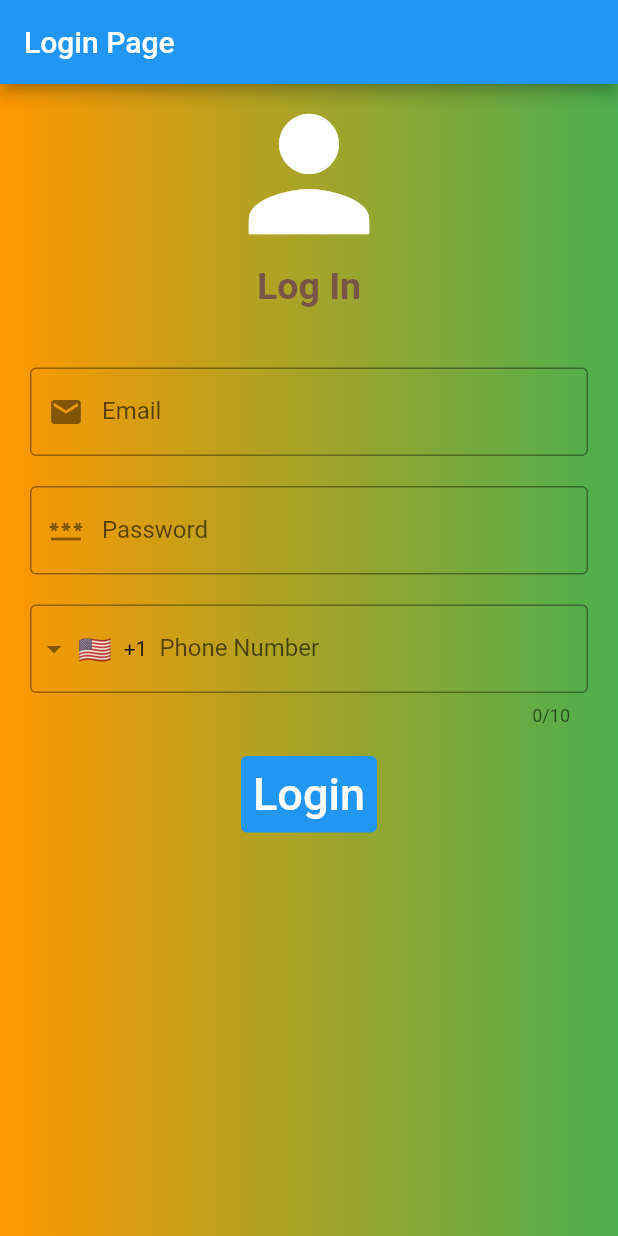
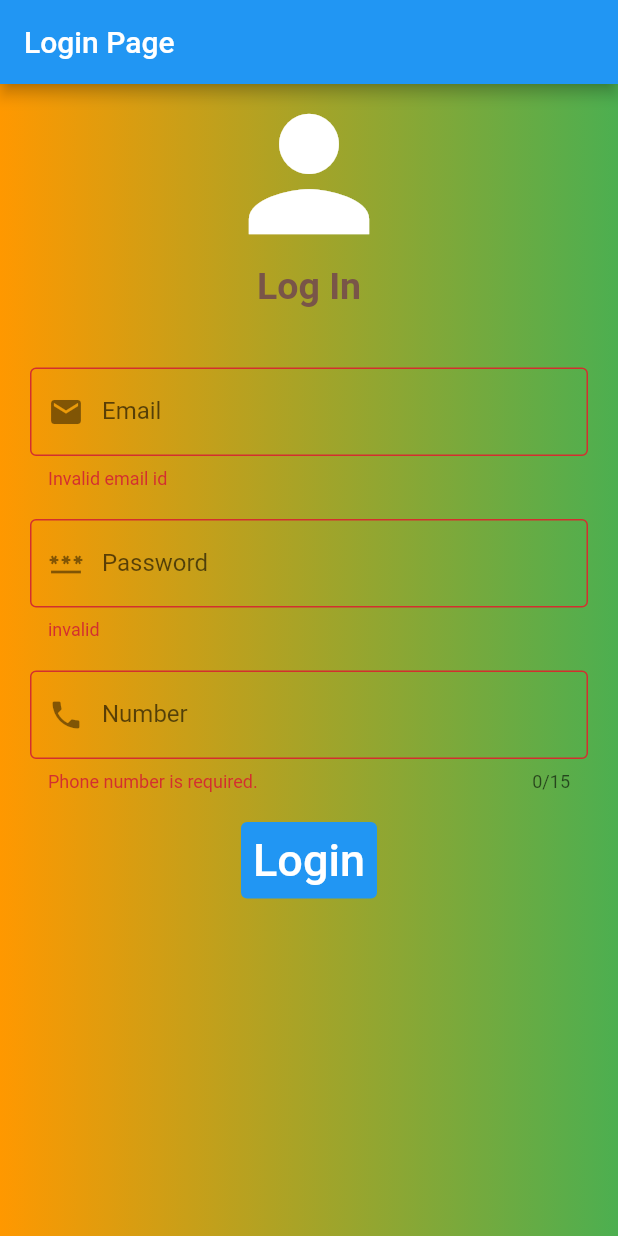
Before and after one commit to Abhay7879/Training-Project, a Flutter app: the screen it shows after launch, after a tap on "Login", on a phone screen of 412 x 824 dp. Run offline on Flutter 3.47's test engine with Material 2 defaults, Android fonts, the phone set to English and light mode, and no system bars; drawn by our look-alikes of intl_phone_field.

Commit message:
2nd time

```diff
--- a/lib/main.dart
+++ b/lib/main.dart
@@ -1,6 +1,5 @@
 import 'package:flutter/material.dart';
-import 'package:form_field_validator/form_field_validator.dart';
-import 'package:intl_phone_field/intl_phone_field.dart';
+//import 'package:flutter/services.dart';
 
 void main() {
   runApp(const MyApp());
@@ -14,6 +13,11 @@ class MyApp extends StatefulWidget {
 }
 
 class _MyAppState extends State<MyApp> {
+  final _formkey = GlobalKey<FormState>();
+  late String _phoneNumber;
+  late String _password;
+  late String _email;
+
   @override
   Widget build(BuildContext context) {
     return MaterialApp(
@@ -54,7 +58,7 @@ class _MyAppState extends State<MyApp> {
                   padding:
                       const EdgeInsets.symmetric(vertical: 30, horizontal: 20),
                   child: Form(
-                    autovalidateMode: AutovalidateMode.always,
+                    key: _formkey,
                     child: Column(
                       children: [
                         SizedBox(
@@ -67,8 +71,15 @@ class _MyAppState extends State<MyApp> {
                             labelText: 'Email',
                             prefixIcon: Icon(Icons.email),
                           ),
-                          validator:
-                              EmailValidator(errorText: "Enter valid Email"),
+                          validator: (value) {
+                            if (!(new RegExp(
+                                    r'^(([^<>()[\]\\.,;:\s@\"]+(\.[^<>()[\]\\.,;:\s@\"]+)*)|(\".+\"))@((\[[0-9]{1,3}\.[0-9]{1,3}\.[0-9]{1,3}\.[0-9]{1,3}\])|(([a-zA-Z\-0-9]+\.)+[a-zA-Z]{2,}))$')
+                                .hasMatch(value!))) {
+                              return "Invalid email id";
+                            }
+                            return null;
+                          },
+                          onSaved: (value) => _email = value!,
                         ),
                         SizedBox(
                           height: 20,
@@ -81,36 +92,55 @@ class _MyAppState extends State<MyApp> {
                             labelText: 'Password',
                             prefixIcon: Icon(Icons.password),
                           ),
-                          validator: MultiValidator([
-                            PatternValidator(
-                                r'^(?=.*?[A-Z])(?=.*?[a-z])(?=.*?[0-9])(?=.*?[!@#\$&*~]).{8,}$',
-                                errorText:
-                                    "min 1 (uppercase, lowercase, numeric, special)")
-                          ]),
+                          validator: (value) {
+                            if (!value!.contains(new RegExp(r'[A-Z]')) ||
+                                !value.contains(new RegExp(r'[a-z]')) ||
+                                !value.contains(new RegExp(r'[0-9]')) ||
+                                !value.contains(new RegExp(
+                                    r'[!@#<>?":_`~;[\]\\|=+)(*&^%-]'))) {
+                              return "invalid";
+                            }
+                            return null;
+                          },
+                          onSaved: (value) => _password = value!,
                         ),
                         SizedBox(
                           height: 20,
                         ),
-                        IntlPhoneField(
+                        TextFormField(
+                          keyboardType: TextInputType.number,
+                          /*inputFormatters: [
+                            FilteringTextInputFormatter.digitsOnly
+                          ],*/
                           decoration: InputDecoration(
-                            labelText: 'Phone Number',
-                            border: OutlineInputBorder(
-                              borderSide: BorderSide(),
-                            ),
+                            border: OutlineInputBorder(),
+                            labelText: 'Number',
+                            prefixIcon: Icon(Icons.phone),
                           ),
-                          onChanged: (phone) {
-                            print(phone.completeNumber);
+                          validator: (value) {
+                            if (value!.isEmpty)
+                              return 'Phone number is required.';
+                            String patttern =
+                                r'(^(?:[+]\d{1,3}|0\d{1,3}|\d{1,4})[\s-]?)?\d{10}$';
+                            RegExp regExp = new RegExp(patttern);
+                            if (!regExp.hasMatch(value!))
+                              return 'enter valid number';
+                            return null;
                           },
-                          onCountryChanged: (country) {
-                            print('Country changed to: ' + country.name);
-                          },
+                          onSaved: (value) => _phoneNumber = value!,
+                          maxLength: 15,
                         ),
                         SizedBox(
                           height: 20,
                         ),
                         TextButton(
                           onPressed: () {
-                            print('LogIn Complete');
+                            if (_formkey.currentState!.validate()) {
+                              _formkey.currentState!.save();
+                              print(_phoneNumber);
+                              print(_password);
+                              print(_email);
+                            }
                           },
                           style: TextButton.styleFrom(
                               foregroundColor: Colors.white,
--- a/pubspec.yaml
+++ b/pubspec.yaml
@@ -31,13 +31,13 @@ environment:
 dependencies:
   flutter:
     sdk: flutter
-  intl_phone_field: ^3.1.0
-  form_field_validator: ^1.1.0
 
 
   # The following adds the Cupertino Icons font to your application.
   # Use with the CupertinoIcons class for iOS style icons.
   cupertino_icons: ^1.0.2
+  firebase_core: ^2.4.1
+  firebase_auth: ^4.2.5
 
 dev_dependencies:
   flutter_test:
```
Also changed, not shown: pubspec.lock, 4 other files.
